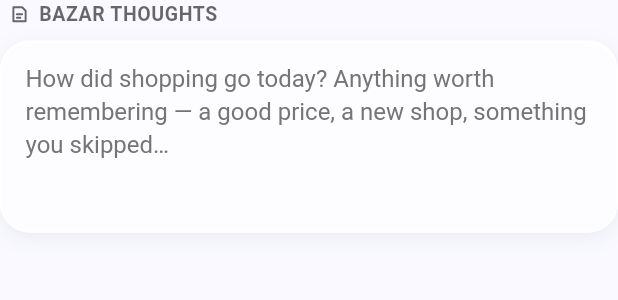
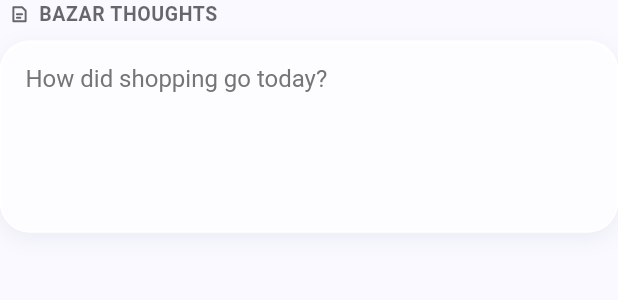
Before and after one commit to sohagmahin/daily-bag, a Flutter app: the ThoughtsField widget shown alone on an empty page, opened directly, on a phone screen of 412 x 824 dp. Shown: the top 300 px of the screen. Run offline on Flutter 3.47's test engine with Material 3 defaults, Android fonts, the phone set to English and light mode, and no system bars; our stand-ins replace share_plus, sqflite; accounts and stored records are empty.

Commit message:
Update README with TODO items and simplify placeholder text in ThoughtsField

```diff
--- a/lib/screens/add_expense/thoughts_field.dart
+++ b/lib/screens/add_expense/thoughts_field.dart
@@ -91,9 +91,7 @@ class _ThoughtsFieldState extends State<ThoughtsField> {
             child: CupertinoTextField.borderless(
               controller: context.read<ExpenseDraft>().thoughts,
               focusNode: _focus,
-              placeholder:
-                  'How did shopping go today? Anything worth remembering — '
-                  'a good price, a new shop, something you skipped…',
+              placeholder: 'How did shopping go today?',
               padding: EdgeInsets.zero,
               maxLines: null,
               expands: true,
```
Also changed, not shown: 1 other file.
